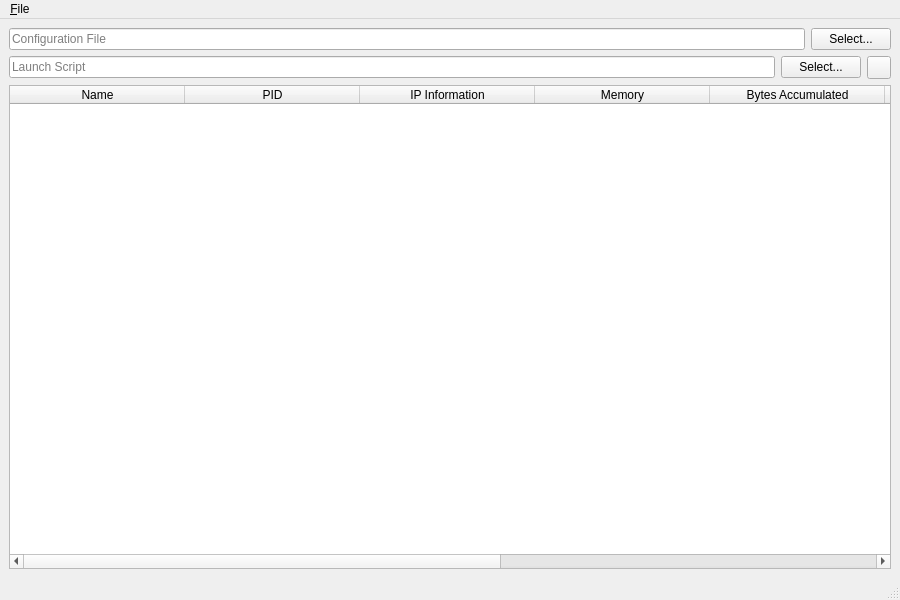
This is UI/spot-on-lite-monitor.ui in textbrowser/spot-on-lite as Qt 5 draws it before an edit. The edited form follows.
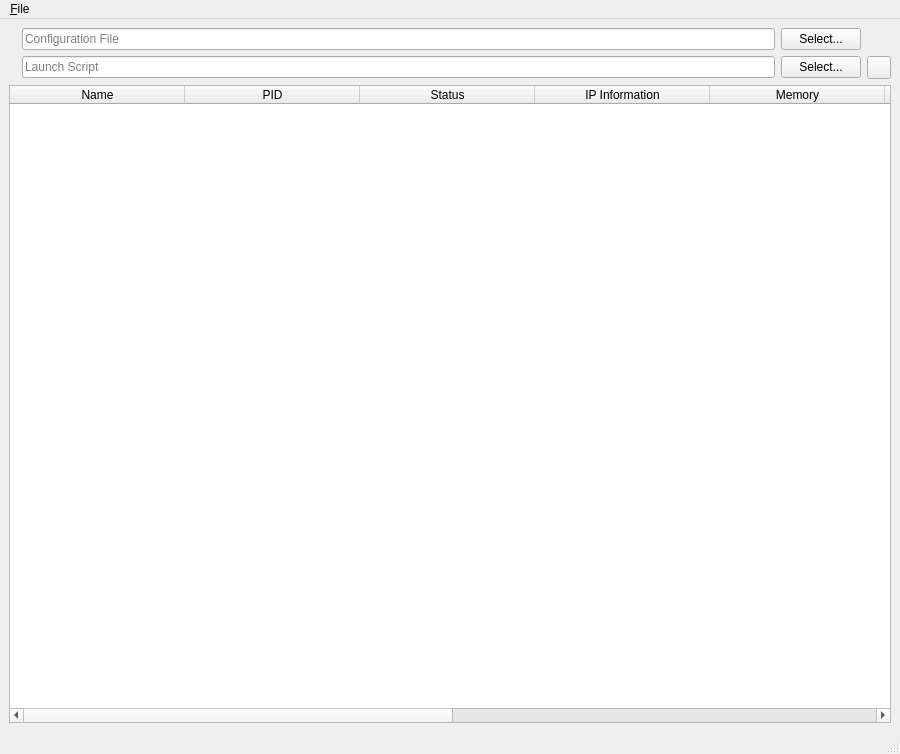
This is the edited form. Icons and pictures are not drawn. Custom widgets are drawn as their Qt base class.

The edit to the form file:
```diff
--- a/UI/spot-on-lite-monitor.ui
+++ b/UI/spot-on-lite-monitor.ui
@@ -7,7 +7,7 @@
     <x>0</x>
     <y>0</y>
     <width>900</width>
-    <height>600</height>
+    <height>754</height>
    </rect>
   </property>
   <property name="windowTitle">
@@ -18,38 +18,41 @@
     <item>
      <layout class="QHBoxLayout" name="horizontalLayout">
       <item>
+       <widget class="QLabel" name="label">
+        <property name="maximumSize">
+         <size>
+          <width>128</width>
+          <height>128</height>
+         </size>
+        </property>
+        <property name="text">
+         <string/>
+        </property>
+        <property name="pixmap">
+         <pixmap resource="../Icons/icons.qrc">:/monitor.png</pixmap>
+        </property>
+        <property name="scaledContents">
+         <bool>true</bool>
+        </property>
+       </widget>
+      </item>
+      <item>
+       <layout class="QGridLayout" name="gridLayout">
+        <item row="0" column="0">
        <widget class="QLineEdit" name="configuration_file">
         <property name="placeholderText">
          <string>Configuration File</string>
         </property>
        </widget>
       </item>
-      <item>
+        <item row="0" column="1">
        <widget class="QPushButton" name="configuration_file_select">
         <property name="text">
          <string>Select...</string>
         </property>
        </widget>
       </item>
-     </layout>
-    </item>
-    <item>
-     <layout class="QHBoxLayout" name="horizontalLayout_2">
-      <item>
-       <widget class="QLineEdit" name="launch_script">
-        <property name="placeholderText">
-         <string>Launch Script</string>
-        </property>
-       </widget>
-      </item>
-      <item>
-       <widget class="QPushButton" name="launch_script_location">
-        <property name="text">
-         <string>Select...</string>
-        </property>
-       </widget>
-      </item>
-      <item>
+        <item row="1" column="2">
        <widget class="QToolButton" name="off_on">
         <property name="toolTip">
          <string>Activate / Deactivate Daemon</string>
@@ -65,6 +68,22 @@
         </property>
        </widget>
       </item>
+        <item row="1" column="0">
+         <widget class="QLineEdit" name="launch_script">
+          <property name="placeholderText">
+           <string>Launch Script</string>
+          </property>
+         </widget>
+        </item>
+        <item row="1" column="1">
+         <widget class="QPushButton" name="launch_script_location">
+          <property name="text">
+           <string>Select...</string>
+          </property>
+         </widget>
+        </item>
+       </layout>
+      </item>
      </layout>
     </item>
     <item>
@@ -106,6 +125,11 @@
         <string>PID</string>
        </property>
       </column>
+      <column>
+       <property name="text">
+        <string>Status</string>
+       </property>
+      </column>
       <column>
        <property name="text">
         <string>IP Information</string>
```
Left out of the diff: 8 changed lines with no effect on the pictures. Lines whose indentation alone changed are shown as unchanged.
